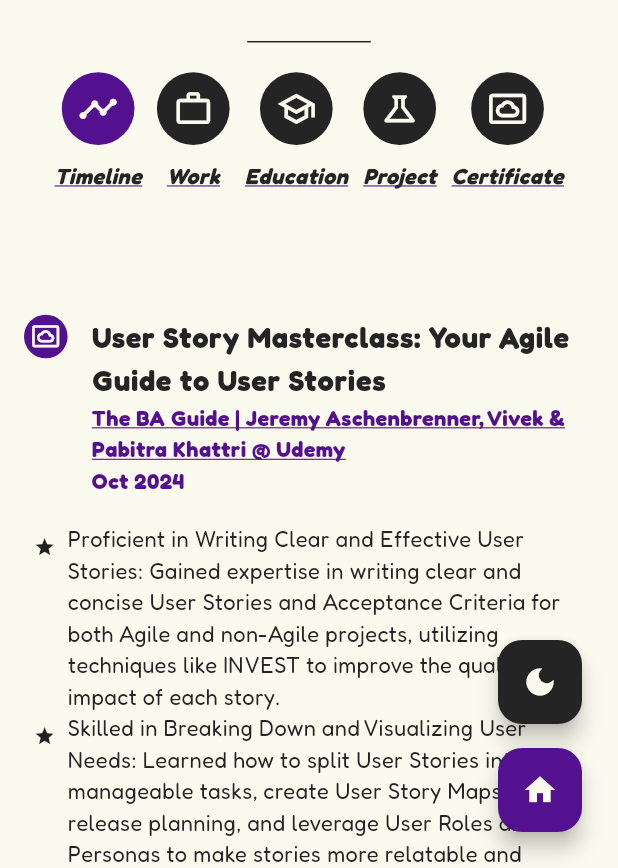
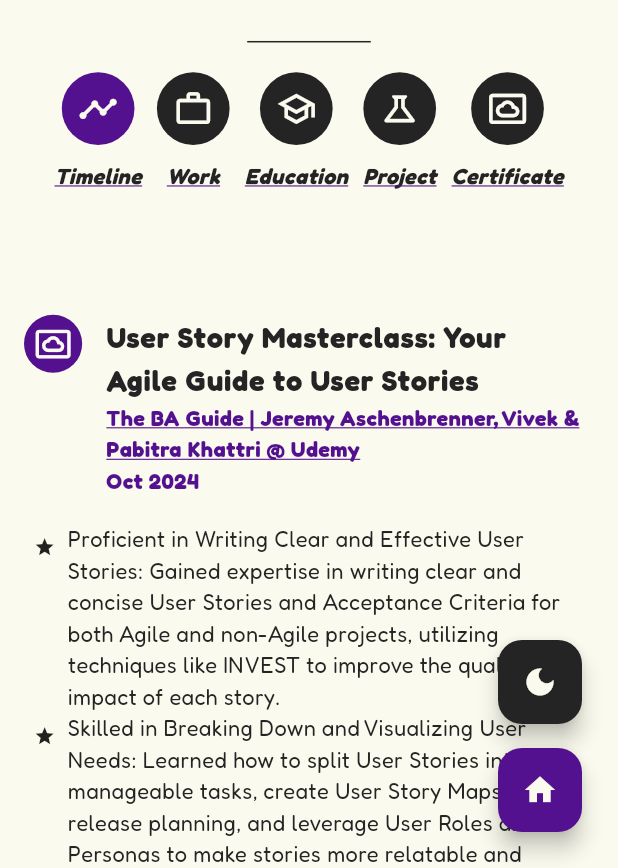
Before and after one commit to sanjay-rb/sanjay-rb.github.io, a Flutter app: the screen it shows after launch, on a phone screen of 412 x 824 dp, the part 368-1236 px from its top. Run offline on Flutter 3.47's test engine with Material 3 defaults, Android fonts, the phone set to English and light mode, and no system bars; drawn by our look-alikes of flutter_animate; our stand-ins replace get, google_fonts, url_strategy.

Commit message:
Refactor icon size handling in timeline widget for improved consistency and responsiveness

```diff
--- a/lib/app/modules/home/views/timeline_widget.dart
+++ b/lib/app/modules/home/views/timeline_widget.dart
@@ -22,6 +22,7 @@
               children: List.generate(
                 controller.timeline.length,
                 (index) {
+                  double iconSize = 40;
                   return Column(
                     children: [
                       ListTile(
@@ -30,18 +31,18 @@
                               controller.timeline[index].link!);
                         },
                         leading: Container(
-                          width: ResponsiveService.width(context, 30),
-                          height: ResponsiveService.width(context, 30),
+                          width: ResponsiveService.width(context, iconSize),
+                          height: ResponsiveService.width(context, iconSize),
                           decoration: BoxDecoration(
                             color: Theme.of(context).colorScheme.secondary,
                             borderRadius: BorderRadius.circular(
-                              ResponsiveService.width(context, 30),
+                              ResponsiveService.width(context, iconSize),
                             ),
                           ),
                           child: FittedBox(
                             child: Padding(
                               padding: EdgeInsets.all(
-                                ResponsiveService.width(context, 30 / 5),
+                                ResponsiveService.width(context, iconSize / 6),
                               ),
                               child: Icon(
                                 TimelineProvider
@@ -147,25 +148,27 @@
               children: List.generate(
                 controller.timeline.length,
                 (index) {
+                  double iconSize = 40;
                   return Row(
+                    crossAxisAlignment: CrossAxisAlignment.start,
                     children: [
                       Padding(
                         padding: EdgeInsets.all(
                           ResponsiveService.width(context, 10),
                         ),
                         child: Container(
-                          width: ResponsiveService.width(context, 30),
-                          height: ResponsiveService.width(context, 30),
+                          width: ResponsiveService.width(context, iconSize),
+                          height: ResponsiveService.width(context, iconSize),
                           decoration: BoxDecoration(
                             color: Theme.of(context).colorScheme.secondary,
                             borderRadius: BorderRadius.circular(
-                              ResponsiveService.width(context, 30),
+                              ResponsiveService.width(context, iconSize),
                             ),
                           ),
                           child: FittedBox(
                             child: Padding(
                               padding: EdgeInsets.all(
-                                ResponsiveService.width(context, 30 / 5),
+                                ResponsiveService.width(context, iconSize / 5),
                               ),
                               child: Icon(
                                 TimelineProvider
```
